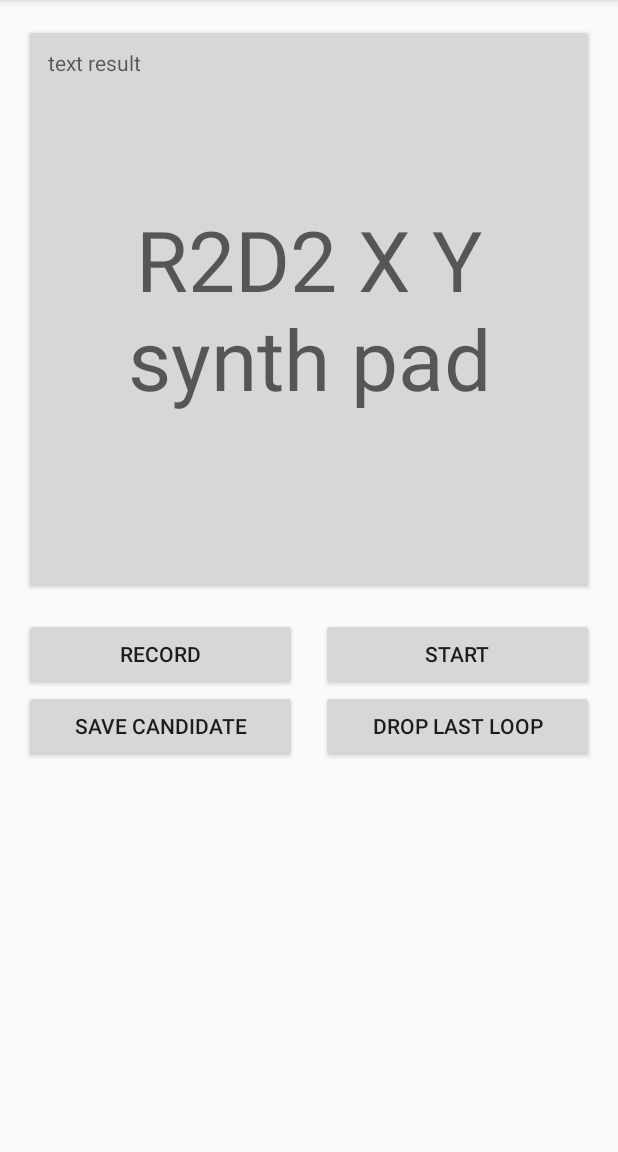
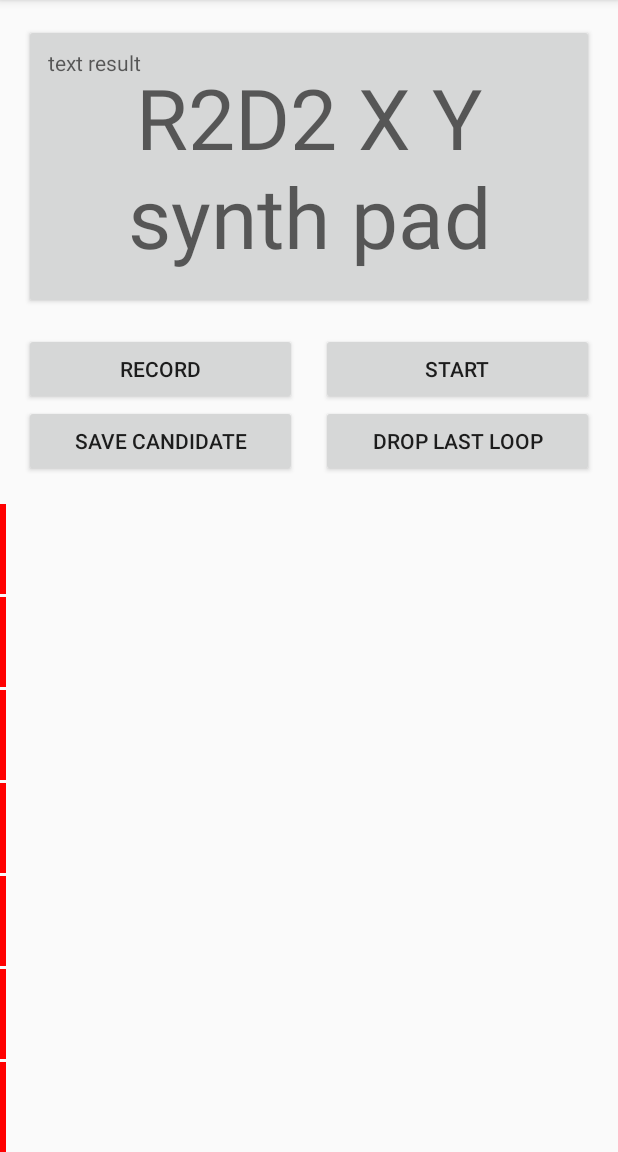
Before and after one commit to djonus/lupe, an Android app: the screen it shows after launch (MainActivity), on a phone screen of 412 x 824 dp, the part 84-1236 px from its top. Run offline under Robolectric (Android 15) with nearby library versions, the phone set to English and light mode, and no system bars; 4 statements that could not run were skipped.

Commit message:
Looper: display loop cursors

```diff
--- a/app/build.gradle
+++ b/app/build.gradle
@@ -41,4 +41,6 @@ dependencies {
     testImplementation 'junit:junit:4.12'
     androidTestImplementation 'androidx.test.ext:junit:1.1.0'
     androidTestImplementation 'androidx.test.espresso:espresso-core:3.1.1'
+    implementation 'org.jetbrains.kotlinx:kotlinx-coroutines-core:1.3.5'
+    implementation 'org.jetbrains.kotlinx:kotlinx-coroutines-android:1.3.5'
 }
--- a/app/src/main/java/com/djonus/lupe/MainActivity.kt
+++ b/app/src/main/java/com/djonus/lupe/MainActivity.kt
@@ -7,9 +7,13 @@ import android.util.Log
 import android.view.MotionEvent
 import android.view.View
 import androidx.appcompat.app.AppCompatActivity
+import androidx.core.view.get
 import com.djonus.lupe.utils.exponential
 import com.djonus.lupe.utils.normalize
 import kotlinx.android.synthetic.main.activity_main.*
+import kotlinx.coroutines.GlobalScope
+import kotlinx.coroutines.delay
+import kotlinx.coroutines.launch
 
 
 class MainActivity : AppCompatActivity() {
@@ -85,6 +89,26 @@ class MainActivity : AppCompatActivity() {
         b_4.setOnClickListener {
             dropLastLoop(engineRef)
         }
+
+        GlobalScope.launch {
+            while (true) {
+                delay(33)
+                val cursorData = getLoopCursors(engineRef)
+                displayCursors(cursorData)
+            }
+        }
+    }
+
+    private fun displayCursors(cursorData: IntArray) {
+        val width = loops.width
+        val cursors = cursorData.asIterable().chunked(2)
+        cursors.forEachIndexed { index, cursor ->
+            val progress = cursor[1].toFloat() / cursor[0].toFloat()
+            loops[index].translationX = width * progress
+        }
+        for (i in cursors.size until loops.childCount) {
+            loops[i].translationX = 0f
+        }
     }
 
     external fun setDefaultStreamValues(defaultSampleRate: Int, defaultFramesPerBurst: Int)
@@ -98,6 +122,7 @@ class MainActivity : AppCompatActivity() {
     external fun stopRecord(engineRef: Long)
     external fun saveCandidate(engineRef: Long)
     external fun dropLastLoop(engineRef: Long)
+    external fun getLoopCursors(engineRef: Long): IntArray
 
     private fun adjustDefaultStreamValue() {
         val myAudioMgr = getSystemService(Context.AUDIO_SERVICE) as AudioManager
--- a/app/src/main/res/layout/activity_main.xml
+++ b/app/src/main/res/layout/activity_main.xml
@@ -15,7 +15,7 @@
         android:padding="24dp"
         android:text="R2D2 X Y synth pad"
         android:textAppearance="@style/TextAppearance.AppCompat.Display3"
-        app:layout_constraintDimensionRatio="1:1"
+        app:layout_constraintDimensionRatio="2:1"
         app:layout_constraintEnd_toEndOf="parent"
         app:layout_constraintStart_toStartOf="parent"
         app:layout_constraintTop_toTopOf="parent" />
@@ -72,4 +72,65 @@
         app:layout_constraintStart_toStartOf="@id/b_2"
         app:layout_constraintTop_toBottomOf="@id/b_2" />
 
+    <LinearLayout
+        android:id="@+id/loops"
+        android:layout_width="match_parent"
+        android:layout_height="0dp"
+        android:layout_marginTop="16dp"
+        android:orientation="vertical"
+
+        app:layout_constraintBottom_toBottomOf="parent"
+        app:layout_constraintTop_toBottomOf="@id/b_4">
+
+        <View
+            android:layout_width="4dp"
+            android:layout_height="0dp"
+            android:layout_marginTop="2dp"
+            android:layout_weight="1"
+            android:background="#FF0000" />
+
+        <View
+            android:layout_width="4dp"
+            android:layout_height="0dp"
+            android:layout_marginTop="2dp"
+            android:layout_weight="1"
+            android:background="#FF0000" />
+
+        <View
+            android:layout_width="4dp"
+            android:layout_height="0dp"
+            android:layout_marginTop="2dp"
+            android:layout_weight="1"
+            android:background="#FF0000" />
+
+        <View
+            android:layout_width="4dp"
+            android:layout_height="0dp"
+            android:layout_marginTop="2dp"
+            android:layout_weight="1"
+            android:background="#FF0000" />
+
+        <View
+            android:layout_width="4dp"
+            android:layout_height="0dp"
+            android:layout_marginTop="2dp"
+            android:layout_weight="1"
+            android:background="#FF0000" />
+
+        <View
+            android:layout_width="4dp"
+            android:layout_height="0dp"
+            android:layout_marginTop="2dp"
+            android:layout_weight="1"
+            android:background="#FF0000" />
+
+        <View
+            android:layout_width="4dp"
+            android:layout_height="0dp"
+            android:layout_marginTop="2dp"
+            android:layout_weight="1"
+            android:background="#FF0000" />
+
+    </LinearLayout>
+
 </androidx.constraintlayout.widget.ConstraintLayout>
```
Also changed, not shown: 4 other files.
